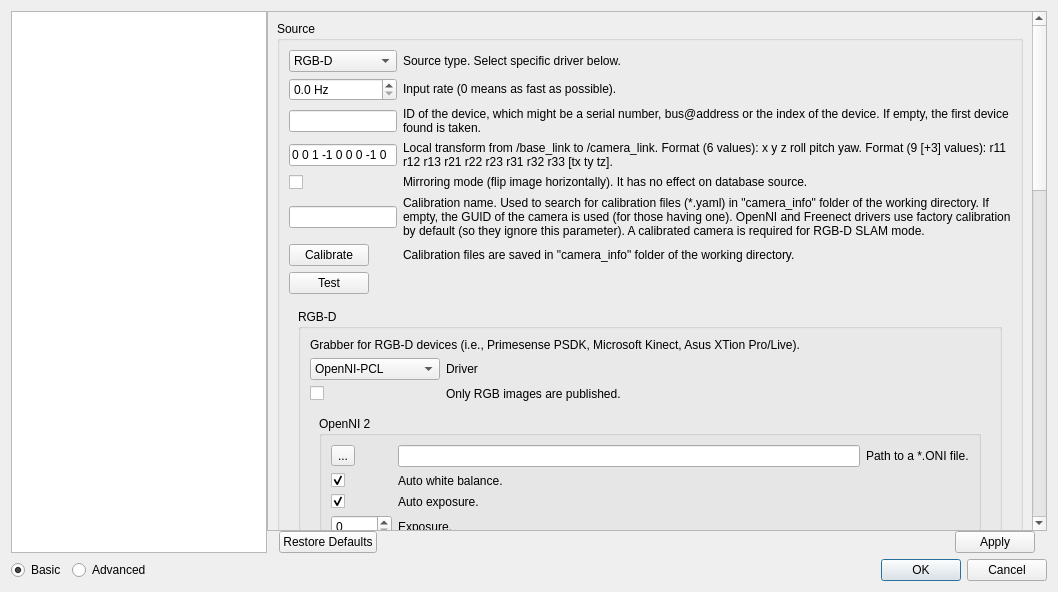
Before: the Qt Designer form guilib/src/ui/preferencesDialog.ui in introlab/rtabmap, drawn with Qt 5.
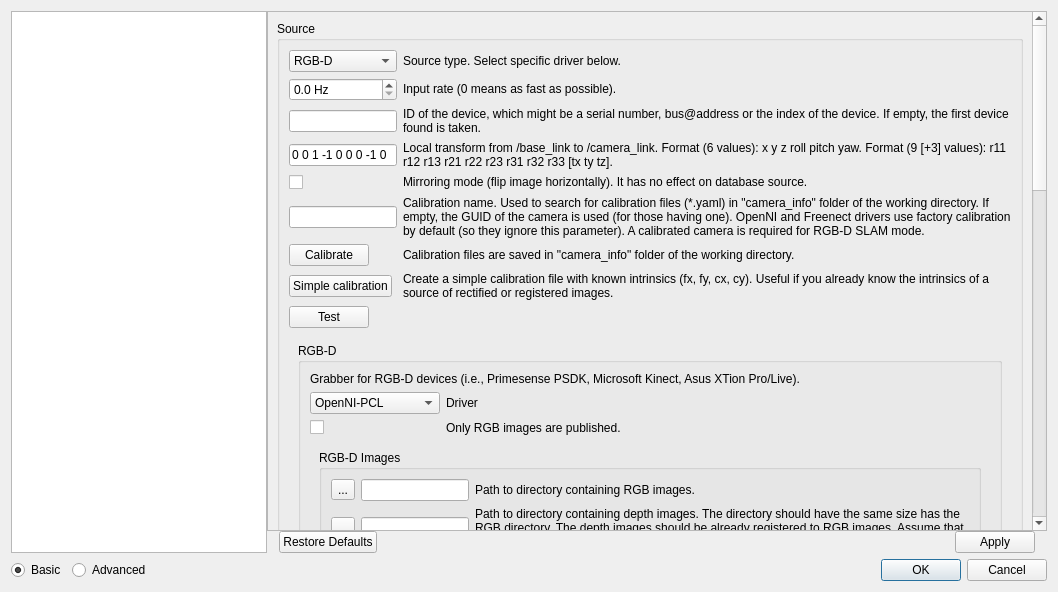
After: the same form once the commit is applied. The open tabs and pages were chosen to show the change. Icons and pictures are not drawn. Custom widgets are drawn as their Qt base class.

Commit message: Added CameraRGBDImages class (read RGB-D images from a folder)

Patch:
```diff
--- a/guilib/src/ui/preferencesDialog.ui
+++ b/guilib/src/ui/preferencesDialog.ui
@@ -63,7 +63,7 @@
           <property name="geometry">
            <rect>
             <x>0</x>
-            <y>-625</y>
+            <y>-399</y>
             <width>760</width>
             <height>1570</height>
            </rect>
@@ -1651,7 +1651,7 @@
                         </item>
                        </widget>
                       </item>
-                      <item row="7" column="0">
+                      <item row="8" column="0">
                        <widget class="QPushButton" name="pushButton_test_camera">
                         <property name="sizePolicy">
                          <sizepolicy hsizetype="Fixed" vsizetype="Fixed">
@@ -1697,6 +1697,32 @@
                         </property>
                        </widget>
                       </item>
+                      <item row="7" column="0">
+                       <widget class="QPushButton" name="pushButton_calibrate_simple">
+                        <property name="sizePolicy">
+                         <sizepolicy hsizetype="Fixed" vsizetype="Fixed">
+                          <horstretch>0</horstretch>
+                          <verstretch>0</verstretch>
+                         </sizepolicy>
+                        </property>
+                        <property name="text">
+                         <string>Simple calibration</string>
+                        </property>
+                       </widget>
+                      </item>
+                      <item row="7" column="1">
+                       <widget class="QLabel" name="label_244">
+                        <property name="text">
+                         <string>Create a simple calibration file with known intrinsics (fx, fy, cx, cy). Useful if you already know the intrinsics of a source of rectified or registered images.</string>
+                        </property>
+                        <property name="wordWrap">
+                         <bool>true</bool>
+                        </property>
+                        <property name="textInteractionFlags">
+                         <set>Qt::LinksAccessibleByMouse|Qt::TextSelectableByMouse</set>
+                        </property>
+                       </widget>
+                      </item>
                      </layout>
                     </item>
                     <item>
@@ -1802,7 +1828,7 @@
                            <item>
                             <widget class="QStackedWidget" name="stackedWidget_rgbd">
                              <property name="currentIndex">
-                              <number>4</number>
+                              <number>6</number>
                              </property>
                              <widget class="QWidget" name="page_32">
                               <layout class="QVBoxLayout" name="verticalLayout_63">
@@ -2086,6 +2112,165 @@
                                </item>
                               </layout>
                              </widget>
+                             <widget class="QWidget" name="page_47">
+                              <layout class="QVBoxLayout" name="verticalLayout_79">
+                               <item>
+                                <widget class="QGroupBox" name="groupBox_cameraStereoImages_3">
+                                 <property name="sizePolicy">
+                                  <sizepolicy hsizetype="Ignored" vsizetype="Ignored">
+                                   <horstretch>0</horstretch>
+                                   <verstretch>0</verstretch>
+                                  </sizepolicy>
+                                 </property>
+                                 <property name="title">
+                                  <string>RGB-D Images</string>
+                                 </property>
+                                 <layout class="QGridLayout" name="gridLayout_67" columnstretch="0,0,1">
+                                  <item row="0" column="2">
+                                   <widget class="QLabel" name="label_252">
+                                    <property name="text">
+                                     <string>Path to directory containing RGB images.</string>
+                                    </property>
+                                    <property name="wordWrap">
+                                     <bool>true</bool>
+                                    </property>
+                                    <property name="textInteractionFlags">
+                                     <set>Qt::LinksAccessibleByMouse|Qt::TextSelectableByMouse</set>
+                                    </property>
+                                   </widget>
+                                  </item>
+                                  <item row="4" column="2">
+                                   <widget class="QLabel" name="label_251">
+                                    <property name="text">
+                                     <string>Optional timestamps file (*.txt). The file should contain one column. The number of rows should be the same than the number of images in the folder. Not used if &quot;Use RGB file names as timestamps&quot; above is checked. </string>
+                                    </property>
+                                    <property name="wordWrap">
+                                     <bool>true</bool>
+                                    </property>
+                                    <property name="textInteractionFlags">
+                                     <set>Qt::LinksAccessibleByMouse|Qt::TextSelectableByMouse</set>
+                                    </property>
+                                   </widget>
+                                  </item>
+                                  <item row="1" column="0">
+                                   <widget class="QToolButton" name="toolButton_cameraRGBDImages_path_depth">
+                                    <property name="text">
+                                     <string>...</string>
+                                    </property>
+                                   </widget>
+                                  </item>
+                                  <item row="1" column="1">
+                                   <widget class="QLineEdit" name="lineEdit_cameraRGBDImages_path_depth">
+                                    <property name="text">
+                                     <string/>
+                                    </property>
+                                   </widget>
+                                  </item>
+                                  <item row="3" column="1">
+                                   <widget class="QCheckBox" name="checkBox_RGBDImages_timestamps">
+                                    <property name="text">
+                                     <string/>
+                                    </property>
+                                   </widget>
+                                  </item>
+                                  <item row="3" column="2">
+                                   <widget class="QLabel" name="label_255">
+                                    <property name="text">
+                                     <string>Use RGB file names as timestamps. Format is epoch time. Example: &quot;1305031102.175304.png&quot;</string>
+                                    </property>
+                                    <property name="wordWrap">
+                                     <bool>true</bool>
+                                    </property>
+                                    <property name="textInteractionFlags">
+                                     <set>Qt::LinksAccessibleByMouse|Qt::TextSelectableByMouse</set>
+                                    </property>
+                                   </widget>
+                                  </item>
+                                  <item row="4" column="1">
+                                   <widget class="QLineEdit" name="lineEdit_cameraRGBDImages_timestamps">
+                                    <property name="text">
+                                     <string/>
+                                    </property>
+                                   </widget>
+                                  </item>
+                                  <item row="0" column="1">
+                                   <widget class="QLineEdit" name="lineEdit_cameraRGBDImages_path_rgb">
+                                    <property name="text">
+                                     <string/>
+                                    </property>
+                                   </widget>
+                                  </item>
+                                  <item row="5" column="0">
+                                   <spacer name="verticalSpacer_40">
+                                    <property name="orientation">
+                                     <enum>Qt::Vertical</enum>
+                                    </property>
+                                    <property name="sizeHint" stdset="0">
+                                     <size>
+                                      <width>20</width>
+                                      <height>0</height>
+                                     </size>
+                                    </property>
+                                   </spacer>
+                                  </item>
+                                  <item row="0" column="0">
+                                   <widget class="QToolButton" name="toolButton_cameraRGBDImages_path_rgb">
+                                    <property name="text">
+                                     <string>...</string>
+                                    </property>
+                                   </widget>
+                                  </item>
+                                  <item row="4" column="0">
+                                   <widget class="QToolButton" name="toolButton_cameraRGBDImages_timestamps">
+                                    <property name="text">
+                                     <string>...</string>
+                                    </property>
+                                   </widget>
+                                  </item>
+                                  <item row="1" column="2">
+                                   <widget class="QLabel" name="label_254">
+                                    <property name="text">
+                                     <string>Path to directory containing depth images. The directory should have the same size has the RGB directory. The depth images should be already registered to RGB images. Assume that UINT16 images are in mm and FLOAT32 images are in m.</string>
+                                    </property>
+                                    <property name="wordWrap">
+                                     <bool>true</bool>
+                                    </property>
+                                    <property name="textInteractionFlags">
+                                     <set>Qt::LinksAccessibleByMouse|Qt::TextSelectableByMouse</set>
+                                    </property>
+                                   </widget>
+                                  </item>
+                                  <item row="2" column="2">
+                                   <widget class="QLabel" name="label_257">
+                                    <property name="text">
+                                     <string>Depth scale factor (depth = pixel value / factor).</string>
+                                    </property>
+                                    <property name="wordWrap">
+                                     <bool>true</bool>
+                                    </property>
+                                    <property name="textInteractionFlags">
+                                     <set>Qt::LinksAccessibleByMouse|Qt::TextSelectableByMouse</set>
+                                    </property>
+                                   </widget>
+                                  </item>
+                                  <item row="2" column="1">
+                                   <widget class="QDoubleSpinBox" name="doubleSpinBox_cameraRGBDImages_scale">
+                                    <property name="decimals">
+                                     <number>1</number>
+                                    </property>
+                                    <property name="minimum">
+                                     <double>1.000000000000000</double>
+                                    </property>
+                                    <property name="maximum">
+                                     <double>999999.000000000000000</double>
+                                    </property>
+                                   </widget>
+                                  </item>
+                                 </layout>
+                                </widget>
+                               </item>
+                              </layout>
+                             </widget>
                             </widget>
                            </item>
                           </layout>
```
Left out of the diff: 74 changed lines with no effect on the pictures. The commit also changes 23 other files.
